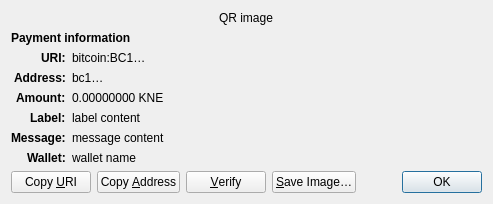
First picture: the form in src/qt/forms/receiverequestdialog.ui, repository marcofortina/kronein, before the edit.
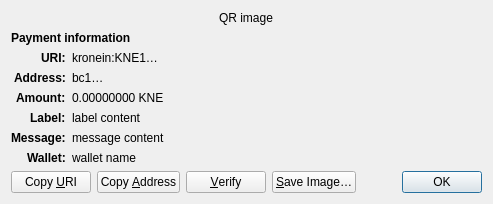
Second picture: the form after the edit. Custom widgets are drawn as their Qt base class.

Commit message:
feat: expose Kronein runtime names and defaults
Expose Kronein runtime names and defaults. This completes the user-facing Kronein migration while retaining upstream internals where required.

```diff
--- a/src/qt/forms/receiverequestdialog.ui
+++ b/src/qt/forms/receiverequestdialog.ui
@@ -65,7 +65,7 @@
    <item row="2" column="1" alignment="Qt::AlignTop">
     <widget class="QLabel" name="uri_content">
      <property name="text">
-      <string notr="true">bitcoin:BC1…</string>
+      <string notr="true">kronein:KNE1…</string>
      </property>
      <property name="textFormat">
       <enum>Qt::RichText</enum>
```
The commit also changes 287 other files.
